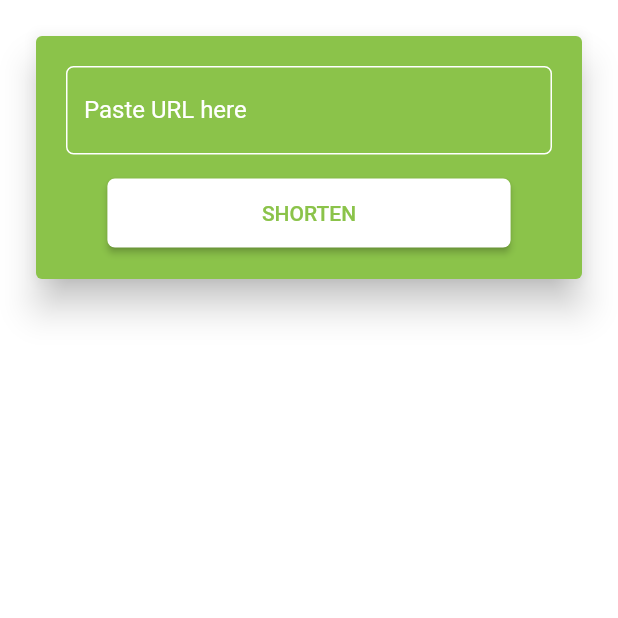
After one commit to jaybryantc/url_shortener, a Flutter app: the screen it shows after launch, on a phone screen of 412 x 824 dp, the top half of it. The commit adds this screen. Run offline on Flutter 3.47's test engine with Material 2 defaults, Android fonts, the phone set to English and light mode, and no system bars; our stand-ins replace bloc, equatable, flutter_bloc.

Commit message:
Implemented bloc pattern.

```diff
--- a/lib/home/bloc/bloc.dart
+++ b/lib/home/bloc/bloc.dart
@@ -0,0 +1,3 @@
+export './home_bloc.dart';
+export './home_bloc_events.dart';
+export './home_bloc_states.dart';
--- /dev/null
+++ b/lib/home/bloc/home_bloc.dart
@@ -0,0 +1,26 @@
+import 'package:bloc/bloc.dart';
+import 'package:url_shortener/repositories/url_repository.dart';
+
+import 'bloc.dart';
+
+class HomeBloc extends Bloc<HomeEvent, HomeState> {
+  HomeBloc(this.urlRepository) : assert(urlRepository != null);
+
+  final URLRepository urlRepository;
+
+  @override
+  HomeState get initialState => HomeInitial();
+
+  @override
+  Stream<HomeState> mapEventToState(HomeEvent event) async* {
+    if (event is ShortenURLPressed) {
+      yield HomeLoading();
+      try {
+        String shortenURL = await urlRepository.getShortenURL(event.url);
+        yield HomeSuccessful(shortenURL);
+      } catch(error) {
+        yield HomeFailure(error);
+      }
+    }
+  }
+}
--- /dev/null
+++ b/lib/home/bloc/home_bloc_events.dart
@@ -0,0 +1,14 @@
+import 'package:equatable/equatable.dart';
+
+abstract class HomeEvent extends Equatable {
+  HomeEvent([List props = const []]) : super(props);
+}
+
+class ShortenURLPressed extends HomeEvent {
+  ShortenURLPressed(this.url) : super([url]);
+
+  final String url;
+
+  @override
+  String toString() => 'Shorten URL Button is Pressed : $url';
+}
--- /dev/null
+++ b/lib/home/bloc/home_bloc_states.dart
@@ -0,0 +1,32 @@
+import 'package:equatable/equatable.dart';
+
+abstract class HomeState extends Equatable {
+  HomeState([List props = const []]) : super(props);
+}
+
+class HomeInitial extends HomeState {
+  @override
+  String toString() => 'Home Initial';
+}
+
+class HomeLoading extends HomeState {
+  @override
+  String toString() => 'Home Loading';
+}
+
+class HomeSuccessful extends HomeState {
+  HomeSuccessful(this.shortenURL);
+
+  final String shortenURL;
+
+  @override
+  String toString() => 'Home Successful : $shortenURL';
+}
+
+class HomeFailure extends HomeState {
+  HomeFailure(this.error);
+
+  final error;
+  @override
+  String toString() => 'Home Failure : $error';
+}
--- a/lib/home/home.dart
+++ b/lib/home/home.dart
@@ -0,0 +1,2 @@
+export './bloc/bloc.dart';
+export './home_screen.dart';
--- /dev/null
+++ b/lib/home/home_form.dart
@@ -0,0 +1,145 @@
+import 'package:flutter/material.dart';
+import 'package:flutter_bloc/flutter_bloc.dart';
+
+import 'home.dart';
+
+class HomeForm extends StatefulWidget {
+  @override
+  State<StatefulWidget> createState() => _HomeFormState();
+}
+
+class _HomeFormState extends State<HomeForm> {
+  String buttonLabel = 'Shorten';
+  var textController = TextEditingController();
+
+  @override
+  Widget build(BuildContext context) {
+    return BlocListener<HomeBloc, HomeState>(
+      listener: (context, state) {
+        if (state is HomeInitial) {
+          setState(() {
+            buttonLabel = 'Shorten';
+          });
+        } else if (state is HomeLoading) {
+          setState(() {
+            buttonLabel = 'Shortening...';
+          });
+        } else if (state is HomeSuccessful) {
+          setState(() {
+            buttonLabel = 'Shorten';
+          });
+          _showSnackbar(
+            state.shortenURL,
+            actionLabel: 'Copy',
+            onActionPressed: () {
+//              ClipboardManager.copyToClipBoard(state.shortenURL).whenComplete(() {
+//                _showSnackbar(
+//                  'Copied to clipboard.',
+//                  actionLabel: 'Ok',
+//                  onActionPressed: () {},
+//                );
+//              });
+            },
+          );
+        } else if (state is HomeFailure) {
+          setState(() {
+            buttonLabel = 'Shorten';
+          });
+          _showSnackbar(
+            state.error,
+            actionLabel: 'OK',
+            onActionPressed: () {},
+          );
+        }
+      },
+      child: SafeArea(
+        child: AnimatedContainer(
+          color: Colors.white,
+          duration: Duration(
+            seconds: 5,
+          ),
+          child: Container(
+            child: Column(
+              children: [
+                Padding(
+                  padding: EdgeInsets.symmetric(
+                    horizontal: 20,
+                    vertical: 20,
+                  ),
+                  child: BlocBuilder<HomeBloc, HomeState>(
+                    builder: (context, state) {
+                      return Card(
+                        elevation: 10,
+                        color: Theme.of(context).primaryColor,
+                        child: Container(
+                          padding: EdgeInsets.all(20),
+                          child: Column(
+                            children: [
+                              TextFormField(
+                                style: TextStyle(color: Colors.white),
+                                decoration: InputDecoration(
+                                  border: OutlineInputBorder(
+                                    borderSide: BorderSide(color: Colors.white),
+                                    borderRadius: BorderRadius.all(Radius.circular(5)),
+                                  ),
+                                  focusedBorder: OutlineInputBorder(
+                                    borderSide: BorderSide(color: Colors.white),
+                                    borderRadius: BorderRadius.all(Radius.circular(5)),
+                                  ),
+                                  enabledBorder: OutlineInputBorder(
+                                    borderSide: BorderSide(color: Colors.white),
+                                    borderRadius: BorderRadius.all(Radius.circular(5)),
+                                  ),
+                                  labelText: 'Paste URL here',
+                                  labelStyle: TextStyle(color: Colors.white),
+                                  hasFloatingPlaceholder: true,
+                                ),
+                                minLines: 1,
+                                maxLines: 1,
+                                onFieldSubmitted: (longUrl) =>
+                                    BlocProvider.of<HomeBloc>(context).dispatch(ShortenURLPressed(longUrl)),
+                                controller: textController,
+                              ),
+                              SizedBox(height: 15),
+                              RaisedButton(
+                                padding: EdgeInsets.symmetric(
+                                  horizontal: MediaQuery.of(context).size.width * 0.25,
+                                  vertical: 15,
+                                ),
+                                shape: RoundedRectangleBorder(
+                                  borderRadius: BorderRadius.all(Radius.circular(5)),
+                                ),
+                                onPressed: () =>
+                                    BlocProvider.of<HomeBloc>(context).dispatch(ShortenURLPressed(textController.text)),
+                                child: Text(buttonLabel.toUpperCase()),
+                                textColor: Theme.of(context).primaryColor,
+                                color: Colors.white,
+                              )
+                            ],
+                          ),
+                        ),
+                      );
+                    },
+                  ),
+                ),
+              ],
+            ),
+          ),
+        ),
+      ),
+    );
+  }
+
+  void _showSnackbar(String message, {@required String actionLabel, @required VoidCallback onActionPressed}) {
+    Scaffold.of(context).showSnackBar(SnackBar(
+      content: Text(
+        message,
+        style: TextStyle(color: Colors.white),
+      ),
+      action: SnackBarAction(
+        label: actionLabel,
+        onPressed: onActionPressed,
+      ),
+    ));
+  }
+}
--- /dev/null
+++ b/lib/network/http_client.dart
@@ -0,0 +1,22 @@
+import 'package:http/http.dart' as http;
+import 'package:http/http.dart';
+
+class HttpClient {
+  static const _baseURL = 'https://rel.ink/api';
+  final _httpClient = http.Client();
+
+  Future<Response> postRequest(
+    String endpoint, {
+    Map<String, String> headers = const {'Accept': 'application/json'},
+    dynamic body,
+  }) async {
+    String url = "$_baseURL/$endpoint";
+    print('Network Request : $url');
+    return await _httpClient.post(
+      url,
+      headers: headers,
+      body: body,
+    );
+  }
+
+}
--- /dev/null
+++ b/lib/repositories/url_repository.dart
@@ -0,0 +1,17 @@
+import 'dart:convert';
+
+import 'package:url_shortener/network/http_client.dart';
+
+class URLRepository {
+  Future<String> getShortenURL(String longURL) async {
+    String endpoint = 'links';
+    String body = '{url:$longURL}';
+    final response = await HttpClient().postRequest(endpoint, body: jsonEncode(body));
+    if (response.statusCode == 200) {
+      return 'https://rel.ink/api/links/${jsonDecode(response.body)['hashid']}';
+    }
+
+    return 'Unable to shorten url';
+  }
+
+}
```
Also changed, not shown: lib/home/home_screen.dart (+8 -66 lines), lib/main.dart (+25 -0 lines).
